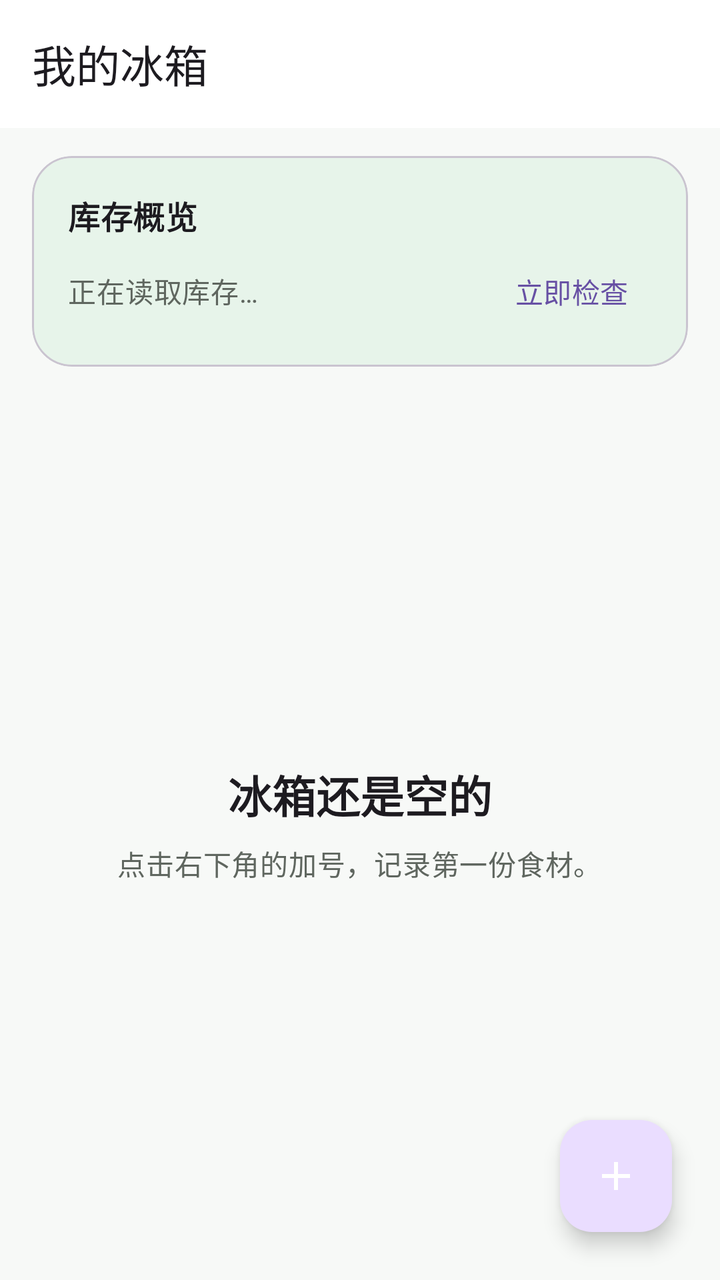
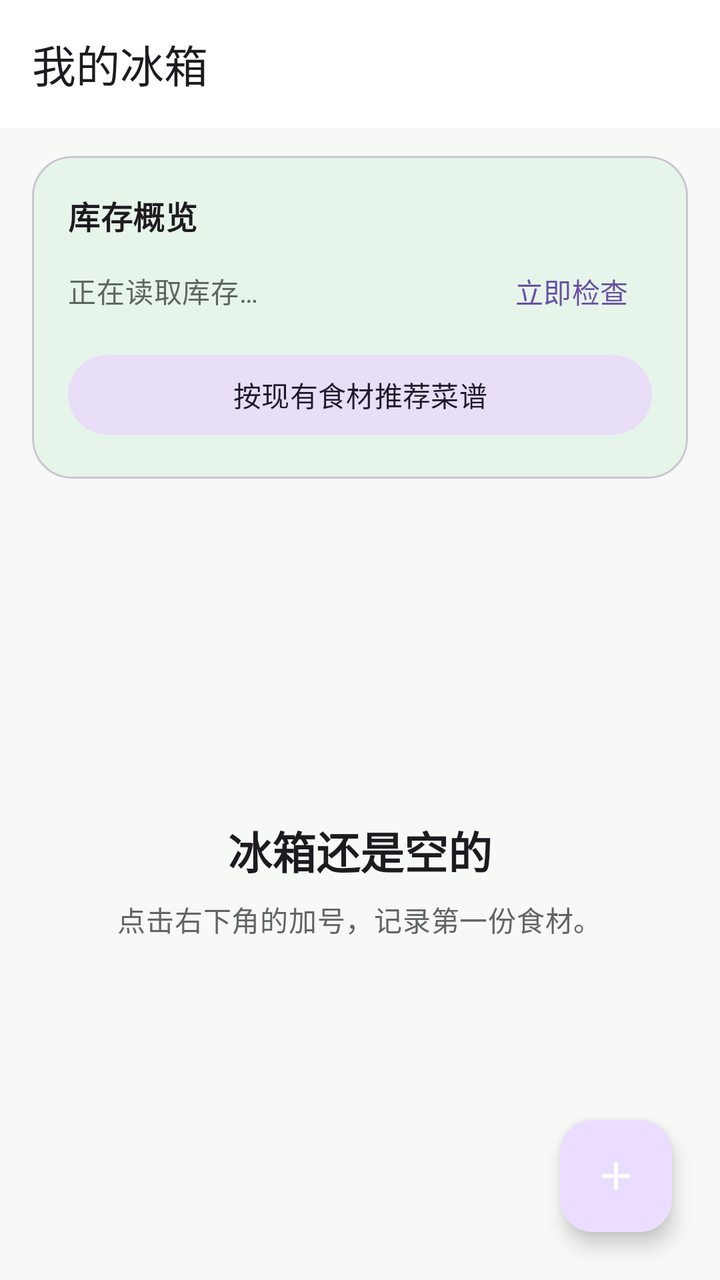

Two renders of the same Android screen: before a commit and after it. Below are the layout's source before the change and the commit's diff.
<!-- AndroidManifest.xml: application theme Theme.FridgeManager -->
<!-- res/layout/activity_main.xml -->
<?xml version="1.0" encoding="utf-8"?>
<androidx.coordinatorlayout.widget.CoordinatorLayout xmlns:android="http://schemas.android.com/apk/res/android"
    xmlns:app="http://schemas.android.com/apk/res-auto"
    xmlns:tools="http://schemas.android.com/tools"
    android:layout_width="match_parent"
    android:layout_height="match_parent"
    android:background="@color/screen_background"
    tools:context=".MainActivity">

    <LinearLayout
        android:layout_width="match_parent"
        android:layout_height="match_parent"
        android:orientation="vertical">

        <com.google.android.material.appbar.MaterialToolbar
            android:id="@+id/toolbar"
            android:layout_width="match_parent"
            android:layout_height="?attr/actionBarSize"
            android:background="@color/surface"
            app:title="@string/inventory_title"
            app:titleTextAppearance="@style/TextAppearance.Material3.TitleLarge" />

        <com.google.android.material.card.MaterialCardView
            android:layout_width="match_parent"
            android:layout_height="wrap_content"
            android:layout_marginHorizontal="16dp"
            android:layout_marginTop="14dp"
            app:cardBackgroundColor="@color/summary_card_background"
            app:cardCornerRadius="20dp"
            app:cardElevation="0dp">

            <LinearLayout
                android:layout_width="match_parent"
                android:layout_height="wrap_content"
                android:orientation="vertical"
                android:padding="18dp">

                <TextView
                    android:layout_width="wrap_content"
                    android:layout_height="wrap_content"
                    android:text="@string/inventory_overview"
                    android:textAppearance="@style/TextAppearance.Material3.TitleMedium"
                    android:textStyle="bold" />

                <LinearLayout
                    android:layout_width="match_parent"
                    android:layout_height="wrap_content"
                    android:layout_marginTop="6dp"
                    android:gravity="center_vertical"
                    android:orientation="horizontal">

                    <TextView
                        android:id="@+id/tv_summary"
                        android:layout_width="0dp"
                        android:layout_height="wrap_content"
                        android:layout_weight="1"
                        android:text="@string/inventory_summary_loading"
                        android:textAppearance="@style/TextAppearance.Material3.BodyMedium"
                        android:textColor="@color/on_surface_variant" />

                    <com.google.android.material.button.MaterialButton
                        android:id="@+id/btn_check_now"
                        style="@style/Widget.Material3.Button.TextButton"
                        android:layout_width="wrap_content"
                        android:layout_height="40dp"
                        android:minWidth="0dp"
                        android:text="@string/check_now" />
                </LinearLayout>
            </LinearLayout>
        </com.google.android.material.card.MaterialCardView>

        <FrameLayout
            android:layout_width="match_parent"
            android:layout_height="0dp"
            android:layout_weight="1">

            <androidx.recyclerview.widget.RecyclerView
                android:id="@+id/rv_food"
                android:layout_width="match_parent"
                android:layout_height="match_parent"
                android:clipToPadding="false"
                android:paddingHorizontal="10dp"
                android:paddingTop="10dp"
                android:paddingBottom="96dp"
                tools:listitem="@layout/item_food" />

            <LinearLayout
                android:id="@+id/empty_state"
                android:layout_width="match_parent"
                android:layout_height="match_parent"
                android:gravity="center"
                android:orientation="vertical"
                android:padding="32dp">

                <TextView
                    android:layout_width="wrap_content"
                    android:layout_height="wrap_content"
                    android:text="@string/empty_inventory_title"
                    android:textAppearance="@style/TextAppearance.Material3.TitleLarge"
                    android:textStyle="bold" />

                <TextView
                    android:layout_width="wrap_content"
                    android:layout_height="wrap_content"
                    android:layout_marginTop="8dp"
                    android:gravity="center"
                    android:text="@string/empty_inventory_hint"
                    android:textAppearance="@style/TextAppearance.Material3.BodyMedium"
                    android:textColor="@color/on_surface_variant" />
            </LinearLayout>
        </FrameLayout>
    </LinearLayout>

    <com.google.android.material.floatingactionbutton.FloatingActionButton
        android:id="@+id/btn_add"
        android:layout_width="wrap_content"
        android:layout_height="wrap_content"
        android:layout_gravity="bottom|end"
        android:layout_margin="24dp"
        android:contentDescription="@string/add_food"
        android:src="@drawable/ic_add"
        app:tint="@color/white" />

</androidx.coordinatorlayout.widget.CoordinatorLayout>
<!-- res/layout/item_food.xml (included above) -->
<?xml version="1.0" encoding="utf-8"?>
<com.google.android.material.card.MaterialCardView xmlns:android="http://schemas.android.com/apk/res/android"
    xmlns:app="http://schemas.android.com/apk/res-auto"
    android:layout_width="match_parent"
    android:layout_height="wrap_content"
    android:layout_marginHorizontal="6dp"
    android:layout_marginVertical="6dp"
    android:clickable="true"
    android:focusable="true"
    android:foreground="?attr/selectableItemBackground"
    app:cardCornerRadius="18dp"
    app:cardElevation="1dp">

    <LinearLayout
        android:layout_width="match_parent"
        android:layout_height="wrap_content"
        android:orientation="vertical"
        android:paddingStart="18dp"
        android:paddingTop="14dp"
        android:paddingEnd="10dp"
        android:paddingBottom="16dp">

        <LinearLayout
            android:layout_width="match_parent"
            android:layout_height="wrap_content"
            android:gravity="center_vertical"
            android:orientation="horizontal">

            <TextView
                android:id="@+id/tv_status"
                android:layout_width="0dp"
                android:layout_height="wrap_content"
                android:layout_weight="1"
                android:textAppearance="@style/TextAppearance.Material3.LabelLarge"
                android:textStyle="bold" />

            <ImageButton
                android:id="@+id/btn_edit"
                android:layout_width="42dp"
                android:layout_height="42dp"
                android:background="?attr/selectableItemBackgroundBorderless"
                android:contentDescription="@string/edit"
                android:padding="10dp"
                android:src="@drawable/ic_edit"
                app:tint="@color/on_surface_variant" />

            <ImageButton
                android:id="@+id/btn_delete"
                android:layout_width="42dp"
                android:layout_height="42dp"
                android:background="?attr/selectableItemBackgroundBorderless"
                android:contentDescription="@string/delete"
                android:padding="11dp"
                android:src="@drawable/ic_delete"
                app:tint="@color/status_expired" />
        </LinearLayout>

        <TextView
            android:id="@+id/tv_name"
            android:layout_width="match_parent"
            android:layout_height="wrap_content"
            android:layout_marginTop="-2dp"
            android:textAppearance="@style/TextAppearance.Material3.HeadlineSmall"
            android:textStyle="bold" />

        <TextView
            android:id="@+id/tv_type"
            android:layout_width="wrap_content"
            android:layout_height="wrap_content"
            android:layout_marginTop="3dp"
            android:textAppearance="@style/TextAppearance.Material3.BodyMedium"
            android:textColor="@color/on_surface_variant" />

        <LinearLayout
            android:layout_width="match_parent"
            android:layout_height="wrap_content"
            android:layout_marginTop="10dp"
            android:orientation="horizontal">

            <TextView
                android:id="@+id/tv_count"
                android:layout_width="0dp"
                android:layout_height="wrap_content"
                android:layout_weight="1"
                android:textAppearance="@style/TextAppearance.Material3.BodyMedium" />

            <TextView
                android:id="@+id/tv_expire"
                android:layout_width="wrap_content"
                android:layout_height="wrap_content"
                android:textAppearance="@style/TextAppearance.Material3.BodyMedium" />
        </LinearLayout>
    </LinearLayout>

</com.google.android.material.card.MaterialCardView>
<!-- resources referenced by this layout -->
<resources>
  <color name="on_surface_variant">#FF5F665F</color>
  <color name="screen_background">#FFF7F9F7</color>
  <color name="status_expired">#FFBA1A1A</color>
  <color name="summary_card_background">#FFE7F4EA</color>
  <color name="surface">#FFFFFFFF</color>
  <color name="white">#FFFFFFFF</color>
  <!-- drawable ic_add (drawable) -->
  <?xml version="1.0" encoding="utf-8"?>
  <vector xmlns:android="http://schemas.android.com/apk/res/android"
      android:width="24dp"
      android:height="24dp"
      android:viewportWidth="24"
      android:viewportHeight="24">
      <path
          android:fillColor="#FFFFFFFF"
          android:pathData="M11,5h2v6h6v2h-6v6h-2v-6H5v-2h6z" />
  </vector>
  <!-- drawable ic_delete (drawable) -->
  <?xml version="1.0" encoding="utf-8"?>
  <vector xmlns:android="http://schemas.android.com/apk/res/android"
      android:width="24dp"
      android:height="24dp"
      android:viewportWidth="24"
      android:viewportHeight="24">
      <path
          android:fillColor="#FF000000"
          android:pathData="M6,19c0,1.1 0.9,2 2,2h8c1.1,0 2,-0.9 2,-2V7H6v12zM8,9h8v10H8V9zM15.5,4l-1,-1h-5l-1,1H5v2h14V4z" />
  </vector>
  <!-- drawable ic_edit (drawable) -->
  <?xml version="1.0" encoding="utf-8"?>
  <vector xmlns:android="http://schemas.android.com/apk/res/android"
      android:width="24dp"
      android:height="24dp"
      android:viewportWidth="24"
      android:viewportHeight="24">
      <path
          android:fillColor="#FF000000"
          android:pathData="M3,17.25V21h3.75L17.81,9.94l-3.75,-3.75L3,17.25zM20.71,7.04c0.39,-0.39 0.39,-1.02 0,-1.41l-2.34,-2.34c-0.39,-0.39 -1.02,-0.39 -1.41,0l-1.83,1.83 3.75,3.75 1.83,-1.83z" />
  </vector>
  <string name="add_food">添加食材</string>
  <string name="check_now">立即检查</string>
  <string name="delete">删除</string>
  <string name="edit">编辑</string>
  <string name="empty_inventory_hint">点击右下角的加号，记录第一份食材。</string>
  <string name="empty_inventory_title">冰箱还是空的</string>
  <string name="inventory_overview">库存概览</string>
  <string name="inventory_summary_loading">正在读取库存…</string>
  <string name="inventory_title">我的冰箱</string>
  <style name="Theme.FridgeManager" parent="Base.Theme.FridgeManager" />
  <style name="Base.Theme.FridgeManager" parent="Theme.Material3.DayNight.NoActionBar">
          
          
      </style>
</resources>

<!-- the commit's change to res/layout/activity_main.xml (unified diff, before → after) -->
@@ -66,6 +66,14 @@
                         android:minWidth="0dp"
                         android:text="@string/check_now" />
                 </LinearLayout>
+
+                <com.google.android.material.button.MaterialButton
+                    android:id="@+id/btn_recipes"
+                    style="@style/Widget.Material3.Button.TonalButton"
+                    android:layout_width="match_parent"
+                    android:layout_height="48dp"
+                    android:layout_marginTop="8dp"
+                    android:text="@string/smart_recipes" />
             </LinearLayout>
         </com.google.android.material.card.MaterialCardView>
 
<!-- resource entries referenced after the edit -->
@@ -48,6 +48,7 @@
   <string name="inventory_overview">库存概览</string>
   <string name="inventory_summary_loading">正在读取库存…</string>
   <string name="inventory_title">我的冰箱</string>
+  <string name="smart_recipes">按现有食材推荐菜谱</string>
   <style name="Theme.FridgeManager" parent="Base.Theme.FridgeManager" />
   <style name="Base.Theme.FridgeManager" parent="Theme.Material3.DayNight.NoActionBar">
           
